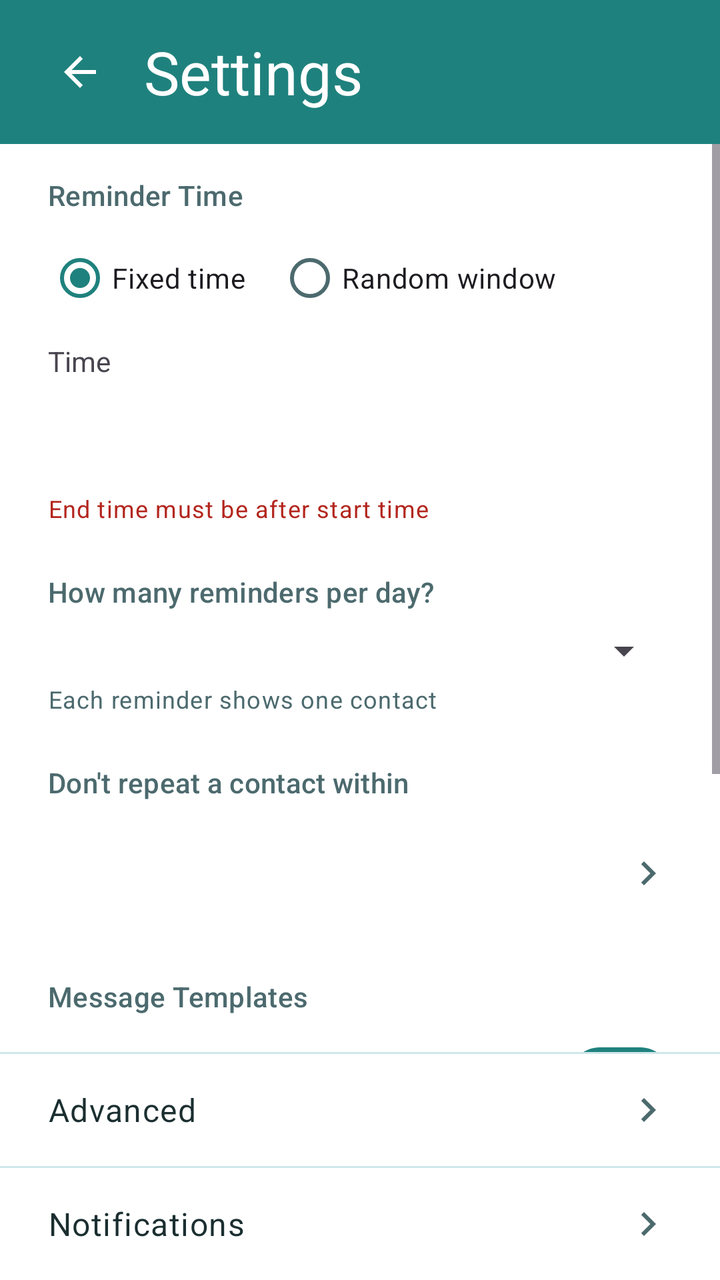
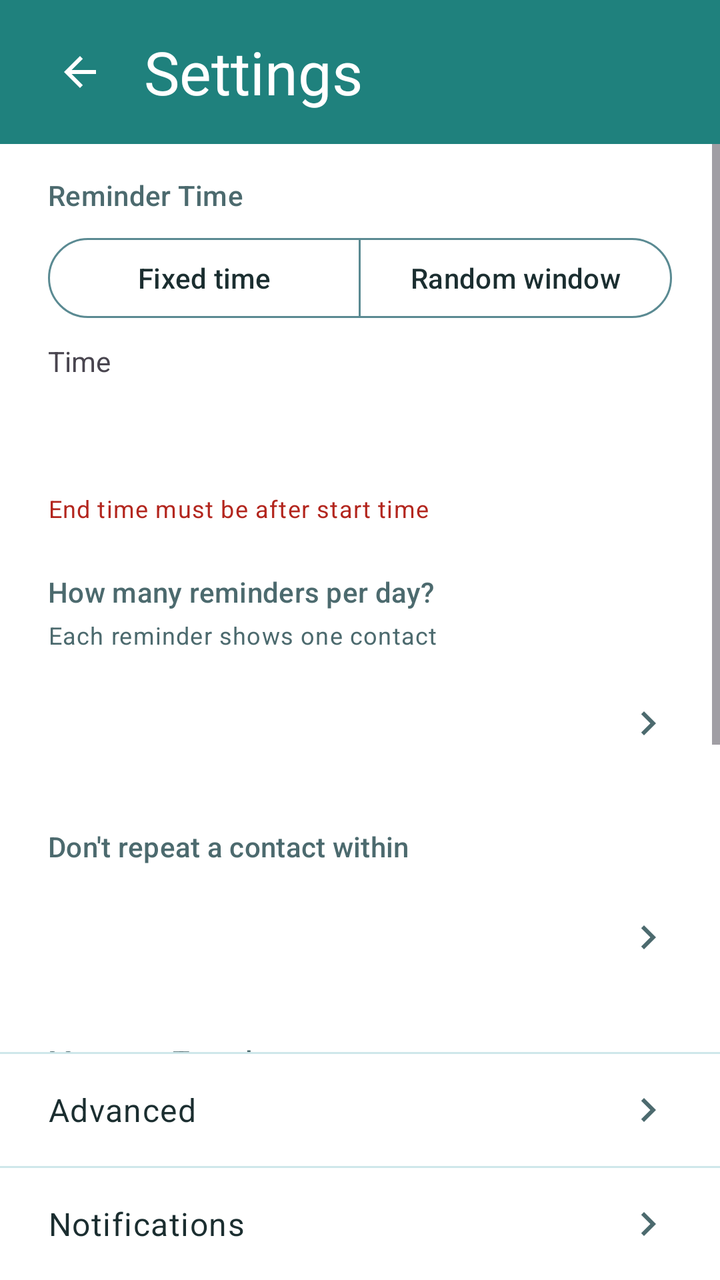

The first picture is an Android layout as it rendered before a commit; the second is the same layout after the commit. The layout source and the unified diff follow.
<!-- AndroidManifest.xml: application theme Theme.FriendMinder -->
<!-- res/layout/fragment_settings.xml -->
<?xml version="1.0" encoding="utf-8"?>
<FrameLayout xmlns:android="http://schemas.android.com/apk/res/android"
    xmlns:app="http://schemas.android.com/apk/res-auto"
    android:layout_width="match_parent"
    android:layout_height="match_parent">

    <LinearLayout
        android:layout_width="match_parent"
        android:layout_height="match_parent"
        android:orientation="vertical">

        
        <LinearLayout
            android:id="@+id/headerContainer"
            android:layout_width="match_parent"
            android:layout_height="wrap_content"
            android:orientation="vertical"
            android:background="@color/fm_header">

            <View
                android:id="@+id/statusBarSpacer"
                android:layout_width="match_parent"
                android:layout_height="0dp" />

            <FrameLayout
                android:layout_width="match_parent"
                android:layout_height="@dimen/fm_home_header_height">

                <ImageButton
                    android:id="@+id/backButton"
                    android:layout_width="48dp"
                    android:layout_height="48dp"
                    android:layout_gravity="start|center_vertical"
                    android:layout_marginStart="16dp"
                    android:padding="12dp"
                    android:background="?attr/selectableItemBackgroundBorderless"
                    android:src="@drawable/ic_arrow_back"
                    app:tint="@color/fm_on_primary"
                    android:contentDescription="@string/content_desc_back" />

                <TextView
                    android:id="@+id/headerTitle"
                    android:layout_width="wrap_content"
                    android:layout_height="wrap_content"
                    android:layout_gravity="start|center_vertical"
                    android:layout_marginStart="72dp"
                    android:layout_marginEnd="@dimen/fm_space_6"
                    android:text="@string/title_settings"
                    android:textColor="@color/fm_on_primary"
                    android:textSize="@dimen/fm_header_title_size"
                    android:maxLines="1"
                    android:ellipsize="end" />
            </FrameLayout>
        </LinearLayout>

        
        <ScrollView
            android:id="@+id/settingsScrollView"
            android:layout_width="match_parent"
            android:layout_height="0dp"
            android:layout_weight="1"
            android:clipToPadding="false">

            <LinearLayout
                android:layout_width="match_parent"
                android:layout_height="wrap_content"
                android:orientation="vertical"
                android:paddingStart="@dimen/fm_gutter"
                android:paddingEnd="@dimen/fm_gutter"
                android:paddingTop="16dp"
                android:paddingBottom="16dp">

                
                <TextView
                    style="?attr/textAppearanceTitleSmall"
                    android:layout_width="wrap_content"
                    android:layout_height="wrap_content"
                    android:textColor="?attr/colorOnSurfaceVariant"
                    android:text="@string/label_reminder_time" />

                <RadioGroup
                    android:id="@+id/timeModeGroup"
                    android:layout_width="match_parent"
                    android:layout_height="wrap_content"
                    android:orientation="horizontal"
                    android:layout_marginTop="8dp">

                    <RadioButton
                        android:id="@+id/fixedTimeRadio"
                        android:layout_width="wrap_content"
                        android:layout_height="wrap_content"
                        android:text="@string/option_fixed_time"
                        android:checked="true" />

                    <RadioButton
                        android:id="@+id/randomWindowRadio"
                        android:layout_width="wrap_content"
                        android:layout_height="wrap_content"
                        android:layout_marginStart="16dp"
                        android:text="@string/option_random_window" />
                </RadioGroup>

                <LinearLayout
                    android:id="@+id/fixedTimeGroup"
                    android:layout_width="match_parent"
                    android:layout_height="wrap_content"
                    android:orientation="vertical"
                    android:layout_marginTop="8dp">

                    <TextView
                        android:layout_width="wrap_content"
                        android:layout_height="wrap_content"
                        android:text="@string/label_time" />

                    <Button
                        android:id="@+id/fixedTimeButton"
                        style="@style/Widget.Material3.Button.OutlinedButton"
                        android:layout_width="wrap_content"
                        android:layout_height="wrap_content"
                        android:layout_marginTop="4dp" />
                </LinearLayout>

                <LinearLayout
                    android:id="@+id/randomWindowGroup"
                    android:layout_width="match_parent"
                    android:layout_height="wrap_content"
                    android:orientation="horizontal"
                    android:layout_marginTop="8dp"
                    android:visibility="gone">

                    <LinearLayout
                        android:layout_width="0dp"
                        android:layout_height="wrap_content"
                        android:layout_weight="1"
                        android:orientation="vertical">

                        <TextView
                            android:layout_width="wrap_content"
                            android:layout_height="wrap_content"
                            android:text="@string/label_from" />

                        <Button
                            android:id="@+id/randomFromButton"
                            style="@style/Widget.Material3.Button.OutlinedButton"
                            android:layout_width="wrap_content"
                            android:layout_height="wrap_content"
                            android:layout_marginTop="4dp" />
                    </LinearLayout>

                    <LinearLayout
                        android:layout_width="0dp"
                        android:layout_height="wrap_content"
                        android:layout_weight="1"
                        android:orientation="vertical"
                        android:layout_marginStart="16dp">

                        <TextView
                            android:layout_width="wrap_content"
                            android:layout_height="wrap_content"
                            android:text="@string/label_to" />

                        <Button
                            android:id="@+id/randomToButton"
                            style="@style/Widget.Material3.Button.OutlinedButton"
                            android:layout_width="wrap_content"
                            android:layout_height="wrap_content"
                            android:layout_marginTop="4dp" />
                    </LinearLayout>
                </LinearLayout>

                
                <TextView
                    android:id="@+id/timeStatusText"
                    android:layout_width="match_parent"
                    android:layout_height="wrap_content"
                    android:layout_marginTop="4dp"
                    android:text="@string/error_end_before_start"
                    android:textColor="?attr/colorError"
                    android:textAppearance="?attr/textAppearanceBodySmall" />

                
                <TextView
                    style="?attr/textAppearanceTitleSmall"
                    android:layout_width="wrap_content"
                    android:layout_height="wrap_content"
                    android:textColor="?attr/colorOnSurfaceVariant"
                    android:layout_marginTop="24dp"
                    android:text="@string/label_contacts_per_day" />

                <Spinner
                    android:id="@+id/contactsPerDaySpinner"
                    android:layout_width="match_parent"
                    android:layout_height="wrap_content"
                    android:layout_marginTop="8dp" />

                <TextView
                    android:layout_width="wrap_content"
                    android:layout_height="wrap_content"
                    android:layout_marginTop="4dp"
                    android:text="@string/helper_contacts_per_day"
                    android:textColor="?attr/colorOnSurfaceVariant"
                    android:textAppearance="?attr/textAppearanceBodySmall" />

                
                <TextView
                    style="?attr/textAppearanceTitleSmall"
                    android:layout_width="wrap_content"
                    android:layout_height="wrap_content"
                    android:textColor="?attr/colorOnSurfaceVariant"
                    android:layout_marginTop="24dp"
                    android:text="@string/label_cooldown" />

                <LinearLayout
                    android:id="@+id/cooldownRow"
                    android:layout_width="match_parent"
                    android:layout_height="56dp"
                    android:layout_marginTop="8dp"
                    android:orientation="horizontal"
                    android:gravity="center_vertical"
                    android:background="@drawable/bg_home_row_ripple"
                    android:clickable="true"
                    android:focusable="true">

                    <TextView
                        android:id="@+id/cooldownValue"
                        android:layout_width="0dp"
                        android:layout_height="wrap_content"
                        android:layout_weight="1"
                        android:textSize="17sp"
                        android:textColor="@color/fm_ink" />

                    <ImageView
                        android:layout_width="24dp"
                        android:layout_height="24dp"
                        android:src="@drawable/ic_chevron_right"
                        android:importantForAccessibility="no" />
                </LinearLayout>

                
                <TextView
                    style="?attr/textAppearanceTitleSmall"
                    android:layout_width="wrap_content"
                    android:layout_height="wrap_content"
                    android:textColor="?attr/colorOnSurfaceVariant"
                    android:layout_marginTop="24dp"
                    android:text="@string/label_message_templates" />

                
                <LinearLayout
                    android:layout_width="match_parent"
                    android:layout_height="wrap_content"
                    android:orientation="horizontal"
                    android:gravity="center_vertical"
                    android:layout_marginTop="8dp"
                    android:minHeight="48dp">

                    <TextView
                        android:layout_width="0dp"
                        android:layout_height="wrap_content"
                        android:layout_weight="1"
                        android:layout_marginEnd="@dimen/fm_space_4"
                        android:text="@string/checkbox_include_message"
                        android:textAppearance="?attr/textAppearanceBodyLarge" />

                    <com.google.android.material.materialswitch.MaterialSwitch
                        android:id="@+id/includeMessageSwitch"
                        android:layout_width="wrap_content"
                        android:layout_height="wrap_content"
                        android:checked="true" />
                </LinearLayout>

                <com.google.android.material.textfield.TextInputLayout
                    style="@style/Widget.Material3.TextInputLayout.OutlinedBox"
                    android:layout_width="match_parent"
                    android:layout_height="wrap_content"
                    android:layout_marginTop="8dp"
                    android:hint="@string/hint_message_templates">

                    <com.google.android.material.textfield.TextInputEditText
                        android:id="@+id/messageTemplateInput"
                        android:layout_width="match_parent"
                        android:layout_height="wrap_content"
                        android:inputType="textMultiLine"
                        android:minLines="4"
                        android:maxLines="8" />
                </com.google.android.material.textfield.TextInputLayout>

                <TextView
                    android:id="@+id/charCounterText"
                    android:layout_width="match_parent"
                    android:layout_height="wrap_content"
                    android:layout_marginTop="4dp"
                    android:gravity="end"
                    android:textColor="?attr/colorOnSurfaceVariant"
                    android:textAppearance="?attr/textAppearanceBodySmall" />

            </LinearLayout>
        </ScrollView>

        

        <View
            android:layout_width="match_parent"
            android:layout_height="1dp"
            android:background="@color/fm_divider" />

        
        <LinearLayout
            android:id="@+id/advancedRow"
            android:layout_width="match_parent"
            android:layout_height="56dp"
            android:orientation="horizontal"
            android:gravity="center_vertical"
            android:paddingStart="@dimen/fm_gutter"
            android:paddingEnd="@dimen/fm_gutter"
            android:background="?attr/selectableItemBackground"
            android:clickable="true"
            android:focusable="true">

            <TextView
                android:layout_width="0dp"
                android:layout_height="wrap_content"
                android:layout_weight="1"
                android:textColor="?attr/colorOnSurface"
                android:textAppearance="?attr/textAppearanceBodyLarge"
                android:text="@string/title_advanced_settings" />

            <ImageView
                android:layout_width="24dp"
                android:layout_height="24dp"
                android:src="@drawable/ic_chevron_right"
                android:contentDescription="@null" />
        </LinearLayout>

        <View
            android:layout_width="match_parent"
            android:layout_height="1dp"
            android:background="@color/fm_divider" />

        
        <LinearLayout
            android:id="@+id/notificationsDiagnosticsRow"
            android:layout_width="match_parent"
            android:layout_height="56dp"
            android:orientation="horizontal"
            android:gravity="center_vertical"
            android:paddingStart="@dimen/fm_gutter"
            android:paddingEnd="@dimen/fm_gutter"
            android:background="?attr/selectableItemBackground"
            android:clickable="true"
            android:focusable="true">

            <TextView
                android:layout_width="0dp"
                android:layout_height="wrap_content"
                android:layout_weight="1"
                android:textColor="?attr/colorOnSurface"
                android:textAppearance="?attr/textAppearanceBodyLarge"
                android:text="@string/title_notifications_diagnostics" />

            <ImageView
                android:layout_width="24dp"
                android:layout_height="24dp"
                android:src="@drawable/ic_chevron_right"
                android:contentDescription="@null" />
        </LinearLayout>

    </LinearLayout>

    
    <LinearLayout
        android:id="@+id/settingsSavedPill"
        android:layout_width="wrap_content"
        android:layout_height="wrap_content"
        android:layout_gravity="top|center_horizontal"
        android:layout_marginTop="?attr/actionBarSize"
        android:orientation="horizontal"
        android:gravity="center_vertical"
        android:paddingStart="16dp"
        android:paddingEnd="16dp"
        android:paddingTop="8dp"
        android:paddingBottom="8dp"
        android:background="@drawable/bg_pill_saved"
        android:elevation="4dp"
        android:visibility="invisible"
        android:focusable="false"
        android:clickable="false"
        android:accessibilityLiveRegion="polite">

        <ImageView
            android:layout_width="16dp"
            android:layout_height="16dp"
            android:src="@drawable/ic_check_small"
            android:contentDescription="@null" />

        <TextView
            android:layout_width="wrap_content"
            android:layout_height="wrap_content"
            android:layout_marginStart="6dp"
            android:textColor="@android:color/white"
            android:textAppearance="?attr/textAppearanceLabelLarge"
            android:text="@string/label_settings_saved_pill" />
    </LinearLayout>

</FrameLayout>
<!-- resources referenced by this layout -->
<resources>
  <color name="fm_divider">#CFE7EA</color>
  <color name="fm_header">#1F817D</color>
  <color name="fm_ink">#1B2E30</color>
  <color name="fm_on_primary">#FFFFFF</color>
  <dimen name="fm_gutter">24dp</dimen>
  <dimen name="fm_header_title_size">30sp</dimen>
  <dimen name="fm_home_header_height">72dp</dimen>
  <dimen name="fm_space_4">16dp</dimen>
  <dimen name="fm_space_6">24dp</dimen>
  <!-- drawable bg_home_row_ripple (drawable) -->
  <?xml version="1.0" encoding="utf-8"?>
  <ripple xmlns:android="http://schemas.android.com/apk/res/android"
      android:color="#1F1F817D" />
  <!-- drawable bg_pill_saved (drawable) -->
  <?xml version="1.0" encoding="utf-8"?>
  <shape xmlns:android="http://schemas.android.com/apk/res/android" android:shape="rectangle">
      <solid android:color="@color/fm_accent" />
      <corners android:radius="999dp" />
  </shape>
  <!-- drawable ic_arrow_back (drawable) -->
  <vector xmlns:android="http://schemas.android.com/apk/res/android"
      android:width="24dp"
      android:height="24dp"
      android:viewportWidth="24"
      android:viewportHeight="24"
      android:tint="?attr/colorOnSurface">
      <path
          android:fillColor="@android:color/white"
          android:pathData="M20,11H7.83l5.59,-5.59L12,4l-8,8 8,8 1.41,-1.41L7.83,13H20v-2z" />
  </vector>
  <!-- drawable ic_check_small (drawable) -->
  <?xml version="1.0" encoding="utf-8"?>
  <vector xmlns:android="http://schemas.android.com/apk/res/android"
      android:width="16dp"
      android:height="16dp"
      android:viewportWidth="24"
      android:viewportHeight="24">
      <path
          android:fillColor="@android:color/white"
          android:pathData="M9,16.17L4.83,12l-1.41,1.41L9,19 21,7l-1.41,-1.41z" />
  </vector>
  <!-- drawable ic_chevron_right (drawable) -->
  <vector xmlns:android="http://schemas.android.com/apk/res/android"
      android:width="24dp"
      android:height="24dp"
      android:viewportWidth="24"
      android:viewportHeight="24"
      android:tint="?attr/colorOnSurfaceVariant">
      <path
          android:fillColor="@android:color/white"
          android:pathData="M8.59,16.59L13.17,12 8.59,7.41 10,6l6,6 -6,6z" />
  </vector>
  <string name="checkbox_include_message">Include a pre-filled message</string>
  <string name="content_desc_back">Back</string>
  <string name="error_end_before_start">End time must be after start time</string>
  <string name="helper_contacts_per_day">Each reminder shows one contact</string>
  <string name="hint_message_templates">One message per line — a random one is used each time</string>
  <string name="label_contacts_per_day">How many reminders per day?</string>
  <string name="label_cooldown">Don\'t repeat a contact within</string>
  <string name="label_from">From</string>
  <string name="label_message_templates">Message Templates</string>
  <string name="label_reminder_time">Reminder Time</string>
  <string name="label_settings_saved_pill">Saved</string>
  <string name="label_time">Time</string>
  <string name="label_to">To</string>
  <string name="option_fixed_time">Fixed time</string>
  <string name="option_random_window">Random window</string>
  <string name="title_advanced_settings">Advanced</string>
  <string name="title_notifications_diagnostics">Notifications</string>
  <string name="title_settings">Settings</string>
  <color name="fm_accent">#155D5B</color>
  <color name="fm_primary">#1F817D</color>
  <color name="fm_primary_container">#B0E8E6</color>
  <color name="fm_on_primary_container">#195556</color>
  <color name="fm_secondary">#5ABBEB</color>
  <color name="fm_on_secondary">#0A2E31</color>
  <color name="fm_secondary_container">#D6EBF8</color>
  <color name="fm_on_secondary_container">#0A2E31</color>
  <color name="fm_surface">#FFFFFF</color>
  <color name="fm_surface_variant">#D3E9F4</color>
  <color name="fm_ink_dim">#4C6A6E</color>
  <color name="fm_outline">#5A8A92</color>
  <color name="fm_error">#B3261E</color>
  <color name="fm_error_container">#F9DEDC</color>
  <color name="fm_on_error_container">#410E0B</color>
  <!-- unchanged entries left out for length: 1 -->
</resources>

<!-- the commit's change to res/layout/fragment_settings.xml (unified diff, before → after) -->
@@ -78,27 +78,31 @@
                     android:textColor="?attr/colorOnSurfaceVariant"
                     android:text="@string/label_reminder_time" />
 
-                <RadioGroup
+                
+                <com.google.android.material.button.MaterialButtonToggleGroup
                     android:id="@+id/timeModeGroup"
                     android:layout_width="match_parent"
                     android:layout_height="wrap_content"
-                    android:orientation="horizontal"
-                    android:layout_marginTop="8dp">
-
-                    <RadioButton
-                        android:id="@+id/fixedTimeRadio"
-                        android:layout_width="wrap_content"
-                        android:layout_height="wrap_content"
-                        android:text="@string/option_fixed_time"
-                        android:checked="true" />
-
-                    <RadioButton
-                        android:id="@+id/randomWindowRadio"
-                        android:layout_width="wrap_content"
-                        android:layout_height="wrap_content"
-                        android:layout_marginStart="16dp"
+                    android:layout_marginTop="8dp"
+                    app:singleSelection="true"
+                    app:selectionRequired="true">
+
+                    <com.google.android.material.button.MaterialButton
+                        android:id="@+id/fixedTimeToggleButton"
+                        style="@style/Widget.Material3.Button.OutlinedButton"
+                        android:layout_width="0dp"
+                        android:layout_height="48dp"
+                        android:layout_weight="1"
+                        android:text="@string/option_fixed_time" />
+
+                    <com.google.android.material.button.MaterialButton
+                        android:id="@+id/randomWindowToggleButton"
+                        style="@style/Widget.Material3.Button.OutlinedButton"
+                        android:layout_width="0dp"
+                        android:layout_height="48dp"
+                        android:layout_weight="1"
                         android:text="@string/option_random_window" />
-                </RadioGroup>
+                </com.google.android.material.button.MaterialButtonToggleGroup>
 
                 <LinearLayout
                     android:id="@+id/fixedTimeGroup"
@@ -187,12 +191,6 @@
                     android:layout_marginTop="24dp"
                     android:text="@string/label_contacts_per_day" />
 
-                <Spinner
-                    android:id="@+id/contactsPerDaySpinner"
-                    android:layout_width="match_parent"
-                    android:layout_height="wrap_content"
-                    android:layout_marginTop="8dp" />
-
                 <TextView
                     android:layout_width="wrap_content"
                     android:layout_height="wrap_content"
@@ -200,6 +198,32 @@
                     android:text="@string/helper_contacts_per_day"
                     android:textColor="?attr/colorOnSurfaceVariant"
                     android:textAppearance="?attr/textAppearanceBodySmall" />
+
+                <LinearLayout
+                    android:id="@+id/contactsPerDayRow"
+                    android:layout_width="match_parent"
+                    android:layout_height="56dp"
+                    android:layout_marginTop="8dp"
+                    android:orientation="horizontal"
+                    android:gravity="center_vertical"
+                    android:background="@drawable/bg_home_row_ripple"
+                    android:clickable="true"
+                    android:focusable="true">
+
+                    <TextView
+                        android:id="@+id/contactsPerDayValue"
+                        android:layout_width="0dp"
+                        android:layout_height="wrap_content"
+                        android:layout_weight="1"
+                        android:textSize="17sp"
+                        android:textColor="@color/fm_ink" />
+
+                    <ImageView
+                        android:layout_width="24dp"
+                        android:layout_height="24dp"
+                        android:src="@drawable/ic_chevron_right"
+                        android:importantForAccessibility="no" />
+                </LinearLayout>
 
                 
                 <TextView
